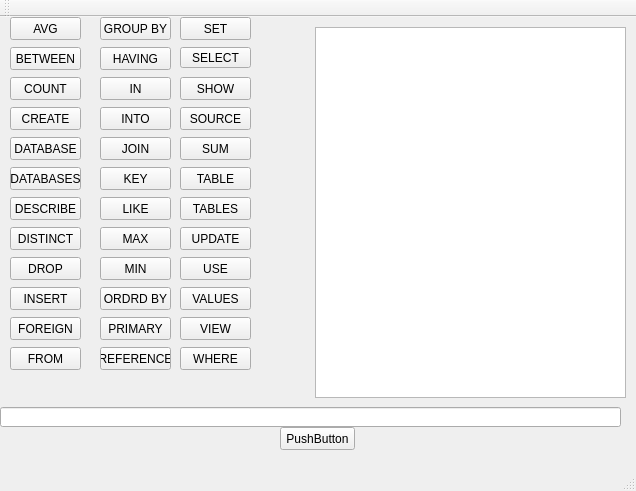
Nukem74/QTSolutions, file GUI/QueueQuerryDictinonary/QQD/mainwindow.ui: the form before one commit.
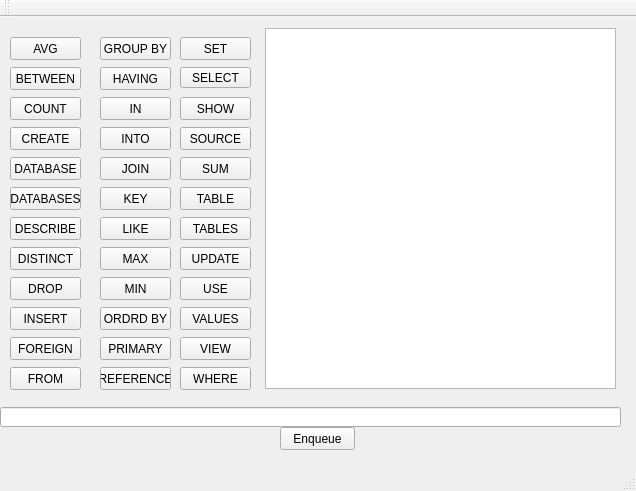
The form after the commit.

Commit message: QQL QListWidget

```diff
--- a/GUI/QueueQuerryDictinonary/QQD/mainwindow.ui
+++ b/GUI/QueueQuerryDictinonary/QQD/mainwindow.ui
@@ -14,16 +14,6 @@
    <string>MainWindow</string>
   </property>
   <widget class="QWidget" name="centralWidget">
-   <widget class="QListView" name="listView">
-    <property name="geometry">
-     <rect>
-      <x>315</x>
-      <y>10</y>
-      <width>311</width>
-      <height>371</height>
-     </rect>
-    </property>
-   </widget>
    <widget class="QLineEdit" name="lineEdit">
     <property name="geometry">
      <rect>
@@ -44,14 +34,14 @@
      </rect>
     </property>
     <property name="text">
-     <string>PushButton</string>
+     <string>Enqueue</string>
     </property>
    </widget>
    <widget class="QPushButton" name="SELECT_button">
     <property name="geometry">
      <rect>
       <x>180</x>
-      <y>30</y>
+      <y>50</y>
       <width>71</width>
       <height>21</height>
      </rect>
@@ -64,7 +54,7 @@
     <property name="geometry">
      <rect>
       <x>180</x>
-      <y>60</y>
+      <y>80</y>
       <width>71</width>
       <height>23</height>
      </rect>
@@ -77,7 +67,7 @@
     <property name="geometry">
      <rect>
       <x>10</x>
-      <y>90</y>
+      <y>110</y>
       <width>71</width>
       <height>23</height>
      </rect>
@@ -90,7 +80,7 @@
     <property name="geometry">
      <rect>
       <x>10</x>
-      <y>120</y>
+      <y>140</y>
       <width>71</width>
       <height>23</height>
      </rect>
@@ -103,7 +93,7 @@
     <property name="geometry">
      <rect>
       <x>10</x>
-      <y>150</y>
+      <y>170</y>
       <width>71</width>
       <height>23</height>
      </rect>
@@ -116,7 +106,7 @@
     <property name="geometry">
      <rect>
       <x>180</x>
-      <y>180</y>
+      <y>200</y>
       <width>71</width>
       <height>23</height>
      </rect>
@@ -129,7 +119,7 @@
     <property name="geometry">
      <rect>
       <x>180</x>
-      <y>150</y>
+      <y>170</y>
       <width>71</width>
       <height>23</height>
      </rect>
@@ -142,7 +132,7 @@
     <property name="geometry">
      <rect>
       <x>180</x>
-      <y>240</y>
+      <y>260</y>
       <width>71</width>
       <height>23</height>
      </rect>
@@ -155,7 +145,7 @@
     <property name="geometry">
      <rect>
       <x>180</x>
-      <y>90</y>
+      <y>110</y>
       <width>71</width>
       <height>23</height>
      </rect>
@@ -168,7 +158,7 @@
     <property name="geometry">
      <rect>
       <x>10</x>
-      <y>240</y>
+      <y>260</y>
       <width>71</width>
       <height>23</height>
      </rect>
@@ -181,7 +171,7 @@
     <property name="geometry">
      <rect>
       <x>100</x>
-      <y>150</y>
+      <y>170</y>
       <width>71</width>
       <height>23</height>
      </rect>
@@ -194,7 +184,7 @@
     <property name="geometry">
      <rect>
       <x>100</x>
-      <y>300</y>
+      <y>320</y>
       <width>71</width>
       <height>23</height>
      </rect>
@@ -207,7 +197,7 @@
     <property name="geometry">
      <rect>
       <x>10</x>
-      <y>300</y>
+      <y>320</y>
       <width>71</width>
       <height>23</height>
      </rect>
@@ -220,7 +210,7 @@
     <property name="geometry">
      <rect>
       <x>100</x>
-      <y>330</y>
+      <y>350</y>
       <width>71</width>
       <height>23</height>
      </rect>
@@ -233,7 +223,7 @@
     <property name="geometry">
      <rect>
       <x>10</x>
-      <y>180</y>
+      <y>200</y>
       <width>71</width>
       <height>23</height>
      </rect>
@@ -246,7 +236,7 @@
     <property name="geometry">
      <rect>
       <x>10</x>
-      <y>270</y>
+      <y>290</y>
       <width>71</width>
       <height>23</height>
      </rect>
@@ -259,7 +249,7 @@
     <property name="geometry">
      <rect>
       <x>100</x>
-      <y>90</y>
+      <y>110</y>
       <width>71</width>
       <height>23</height>
      </rect>
@@ -272,7 +262,7 @@
     <property name="geometry">
      <rect>
       <x>180</x>
-      <y>270</y>
+      <y>290</y>
       <width>71</width>
       <height>23</height>
      </rect>
@@ -285,7 +275,7 @@
     <property name="geometry">
      <rect>
       <x>180</x>
-      <y>210</y>
+      <y>230</y>
       <width>71</width>
       <height>23</height>
      </rect>
@@ -298,7 +288,7 @@
     <property name="geometry">
      <rect>
       <x>180</x>
-      <y>0</y>
+      <y>20</y>
       <width>71</width>
       <height>23</height>
      </rect>
@@ -311,7 +301,7 @@
     <property name="geometry">
      <rect>
       <x>180</x>
-      <y>330</y>
+      <y>350</y>
       <width>71</width>
       <height>23</height>
      </rect>
@@ -324,7 +314,7 @@
     <property name="geometry">
      <rect>
       <x>100</x>
-      <y>0</y>
+      <y>20</y>
       <width>71</width>
       <height>23</height>
      </rect>
@@ -337,7 +327,7 @@
     <property name="geometry">
      <rect>
       <x>10</x>
-      <y>330</y>
+      <y>350</y>
       <width>71</width>
       <height>23</height>
      </rect>
@@ -350,7 +340,7 @@
     <property name="geometry">
      <rect>
       <x>10</x>
-      <y>210</y>
+      <y>230</y>
       <width>71</width>
       <height>23</height>
      </rect>
@@ -363,7 +353,7 @@
     <property name="geometry">
      <rect>
       <x>10</x>
-      <y>60</y>
+      <y>80</y>
       <width>71</width>
       <height>23</height>
      </rect>
@@ -376,7 +366,7 @@
     <property name="geometry">
      <rect>
       <x>100</x>
-      <y>210</y>
+      <y>230</y>
       <width>71</width>
       <height>23</height>
      </rect>
@@ -389,7 +379,7 @@
     <property name="geometry">
      <rect>
       <x>100</x>
-      <y>240</y>
+      <y>260</y>
       <width>71</width>
       <height>23</height>
      </rect>
@@ -402,7 +392,7 @@
     <property name="geometry">
      <rect>
       <x>180</x>
-      <y>120</y>
+      <y>140</y>
       <width>71</width>
       <height>23</height>
      </rect>
@@ -415,7 +405,7 @@
     <property name="geometry">
      <rect>
       <x>10</x>
-      <y>0</y>
+      <y>20</y>
       <width>71</width>
       <height>23</height>
      </rect>
@@ -428,7 +418,7 @@
     <property name="geometry">
      <rect>
       <x>100</x>
-      <y>30</y>
+      <y>50</y>
       <width>71</width>
       <height>23</height>
      </rect>
@@ -441,7 +431,7 @@
     <property name="geometry">
      <rect>
       <x>100</x>
-      <y>270</y>
+      <y>290</y>
       <width>71</width>
       <height>23</height>
      </rect>
@@ -454,7 +444,7 @@
     <property name="geometry">
      <rect>
       <x>10</x>
-      <y>30</y>
+      <y>50</y>
       <width>71</width>
       <height>23</height>
      </rect>
@@ -467,7 +457,7 @@
     <property name="geometry">
      <rect>
       <x>100</x>
-      <y>180</y>
+      <y>200</y>
       <width>71</width>
       <height>23</height>
      </rect>
@@ -480,7 +470,7 @@
     <property name="geometry">
      <rect>
       <x>100</x>
-      <y>60</y>
+      <y>80</y>
       <width>71</width>
       <height>23</height>
      </rect>
@@ -493,7 +483,7 @@
     <property name="geometry">
      <rect>
       <x>100</x>
-      <y>120</y>
+      <y>140</y>
       <width>71</width>
       <height>23</height>
      </rect>
@@ -506,7 +496,7 @@
     <property name="geometry">
      <rect>
       <x>180</x>
-      <y>300</y>
+      <y>320</y>
       <width>71</width>
       <height>23</height>
      </rect>
@@ -515,6 +505,16 @@
      <string>VIEW</string>
     </property>
    </widget>
+   <widget class="QListWidget" name="QueueList">
+    <property name="geometry">
+     <rect>
+      <x>265</x>
+      <y>11</y>
+      <width>351</width>
+      <height>361</height>
+     </rect>
+    </property>
+   </widget>
   </widget>
   <widget class="QMenuBar" name="menuBar">
    <property name="geometry">
```
Left out of the diff: 2 changed lines with no effect on the pictures. The commit also changes 10 other files.
